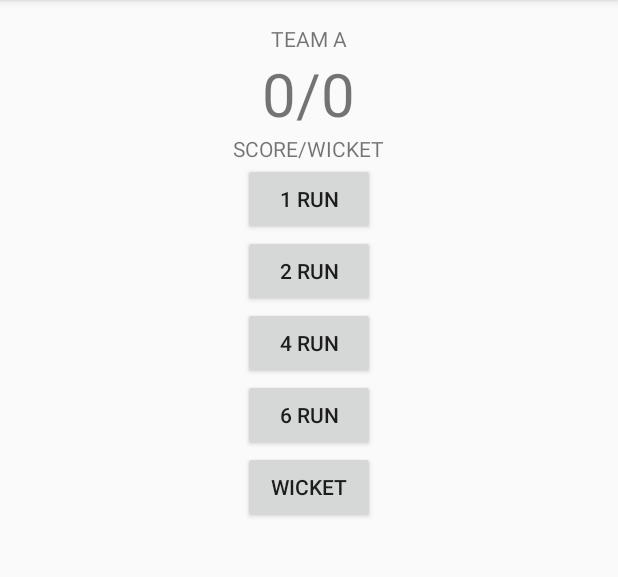
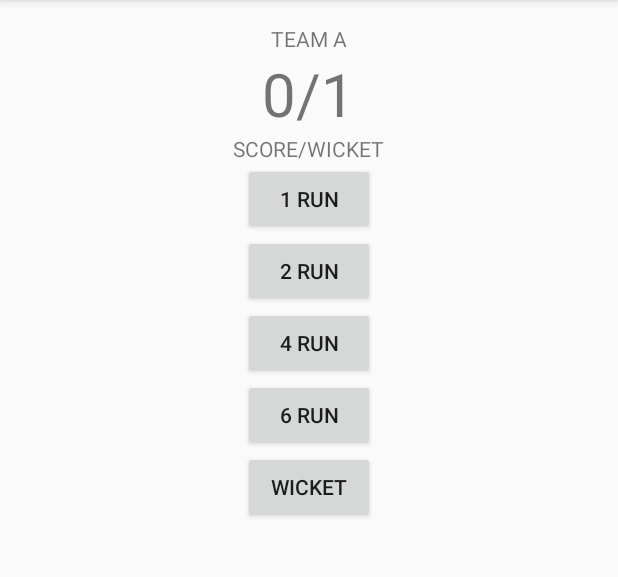
Before and after one commit to jsbaidwan/CricketScore, an Android app: the screen it shows after launch (MainActivity), after a tap on "WICKET", on a phone screen of 412 x 824 dp, the part 84-661 px from its top. Run offline under Robolectric (Android 15) with nearby library versions, the phone set to English and light mode, and no system bars.

Commit message:
wicket counter working

```diff
--- a/app/src/main/java/com/example/jaspreetsingh/cricketscore/MainActivity.java
+++ b/app/src/main/java/com/example/jaspreetsingh/cricketscore/MainActivity.java
@@ -7,6 +7,7 @@ import android.widget.TextView;
 
 public class MainActivity extends AppCompatActivity {
     int score = 0;
+    int wicket = 0;
     @Override
     protected void onCreate(Bundle savedInstanceState) {
         super.onCreate(savedInstanceState);
@@ -28,9 +29,17 @@ public class MainActivity extends AppCompatActivity {
         score = score + 6;
         displayScore(score);
     }
+    public void wicket (View view)   {
+        wicket = wicket + 1;
+        dispalyWicket(wicket);
+    }
 
     public void displayScore(int score)  {
         TextView totalScore = (TextView) findViewById(R.id.run_text_view);
         totalScore.setText(String.valueOf(score));
     }
+    public void dispalyWicket(int wicket)   {
+        TextView totalWicket = (TextView) findViewById(R.id.wicket_text_view);
+        totalWicket.setText(String.valueOf(wicket));
+    }
 }
```
